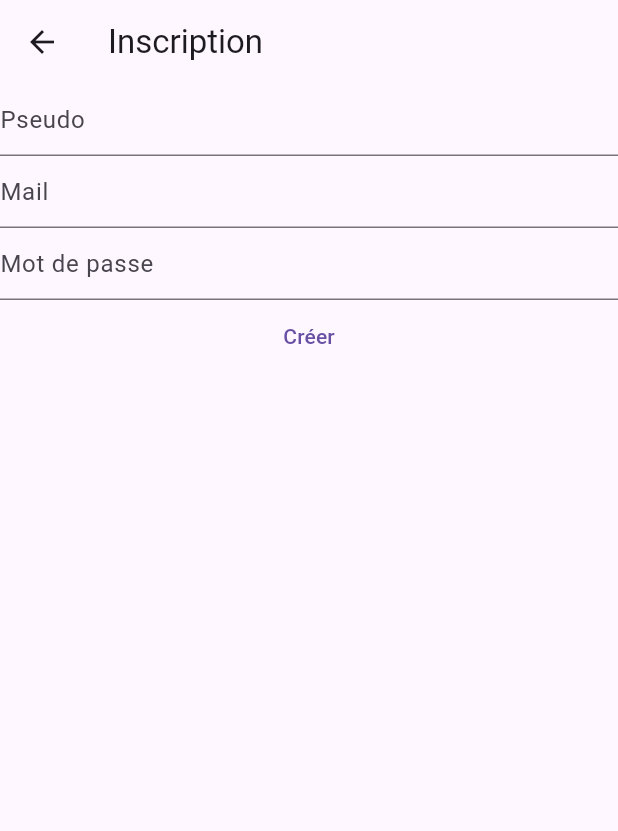
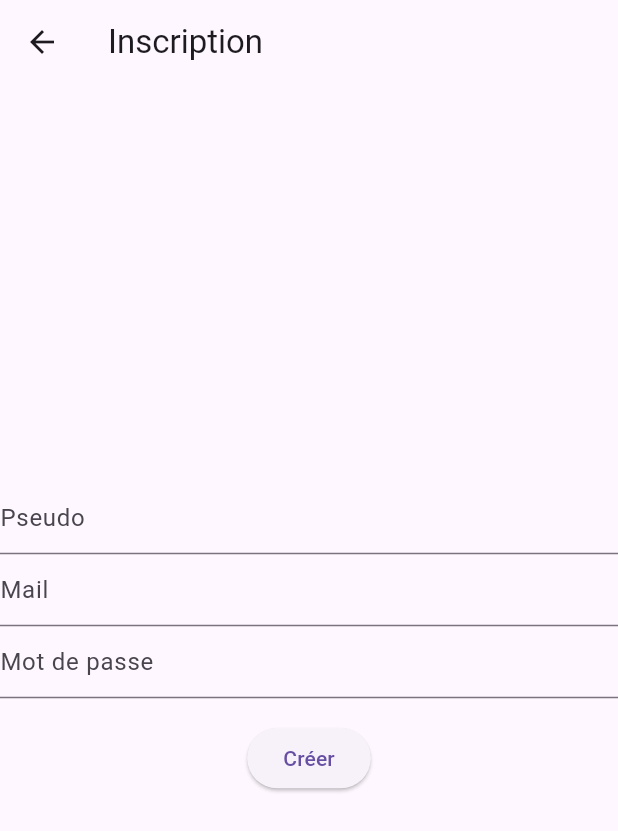
Before and after one commit to Theo22100/Lemon_Maze, a Flutter app: the RegisterPage screen opened directly, after a tap on "Créer", on a phone screen of 412 x 824 dp. Shown: the top 831 px of the screen. Run offline on Flutter 3.47's test engine with Material 3 defaults, Android fonts, the phone set to English and light mode, and no system bars; our stand-ins replace convert, email_validator, logger.

Commit message:
Ajout de sécurité pour Mail + Pseudo + Mdp

```diff
--- a/lib/pages/register-login/register_page.dart
+++ b/lib/pages/register-login/register_page.dart
@@ -1,6 +1,6 @@
 import 'dart:convert';
-
 import 'package:crypto/crypto.dart';
+import 'package:email_validator/email_validator.dart';
 import 'package:flutter/material.dart';
 import 'package:logger/logger.dart';
 import 'package:my_app/modules/http.dart';
@@ -8,7 +8,7 @@ import 'package:my_app/modules/http.dart';
 var logger = Logger();
 
 class RegisterPage extends StatefulWidget {
-  const RegisterPage({super.key});
+  const RegisterPage({Key? key}) : super(key: key);
 
   @override
   State<StatefulWidget> createState() {
@@ -23,13 +23,51 @@ class RegisterPageState extends State<RegisterPage> {
 
   String response = "";
 
+  // Fonction pour valider le mot de passe
+  bool isPasswordValid(String password) {
+    // mdp 8 carac 1 chiffre 1 carac spe
+    final passwordRegex = RegExp(r'^(?=.*[0-9])(?=.*[!@#$%^&*])(.{8,})$');
+    return passwordRegex.hasMatch(password);
+  }
+
   Future<void> createUser() async {
     try {
       // Validation des champs
       if (pseudoController.text.isEmpty ||
           mailController.text.isEmpty ||
           passwordController.text.isEmpty) {
-        // Afficher un message d'erreur ou effectuer une action appropriée
+        logger.e("Pseudo/Mail/Password vide");
+        return;
+      }
+
+      // Validation du mot de passe
+      if (!isPasswordValid(passwordController.text)) {
+        setState(() {
+          response =
+              "Le mot de passe doit contenir au moins 8 caractères avec un chiffre et un caractère spécial.";
+        });
+        return;
+      }
+
+      // Validation de la longueur du pseudo
+      if (!(pseudoController.text.length <= 30)) {
+        setState(() {
+          response = "Le pseudo ne doit pas dépasser 30 caractères.";
+        });
+        return;
+      }
+      if (!(mailController.text.length <= 60)) {
+        setState(() {
+          response = "Le mail ne doit pas dépasser 60 caractères.";
+        });
+        return;
+      }
+      //Valide mail
+      // Fonction pour valider le format de l'e-mail
+      if (!EmailValidator.validate(mailController.text)) {
+        setState(() {
+          response = "Le mail n'est pas valide.";
+        });
         return;
       }
 
@@ -41,7 +79,7 @@ class RegisterPageState extends State<RegisterPage> {
       var result = await http_post("create-user", {
         "pseudo": pseudoController.text,
         "mail": mailController.text,
-        "password": hashedPassword, // Utilisez le mot de passe hashé
+        "password": hashedPassword,
       });
 
       // Si la requête est réussie, mettre à jour l'interface utilisateur de manière asynchrone
@@ -49,12 +87,10 @@ class RegisterPageState extends State<RegisterPage> {
         setState(() {
           response = result.data['status'];
         });
-      } else {
-        // Gérer les erreurs
       }
     } catch (error) {
       // Gérer les erreurs inattendues
-      logger.e("Error: $error");
+      logger.e("Erreur inattendue : $error");
     }
   }
 
@@ -64,7 +100,10 @@ class RegisterPageState extends State<RegisterPage> {
       appBar: AppBar(
         title: const Text("Inscription"),
       ),
-      body: Column(
+      body: Center(
+        child: SingleChildScrollView(
+          child: Column(
+            mainAxisAlignment: MainAxisAlignment.center,
             children: <Widget>[
               TextField(
                 controller: pseudoController,
@@ -78,12 +117,16 @@ class RegisterPageState extends State<RegisterPage> {
                 controller: passwordController,
                 decoration: const InputDecoration(hintText: "Mot de passe"),
               ),
-          TextButton(
+              const SizedBox(height: 16), // Ajoute un espacement
+              ElevatedButton(
                 onPressed: createUser,
                 child: const Text("Créer"),
               ),
+              const SizedBox(height: 8), // Ajoute un espacement
               Text(response),
             ],
+          ),
+        ),
       ),
     );
   }
--- a/pubspec.yaml
+++ b/pubspec.yaml
@@ -40,6 +40,7 @@ dependencies:
   crypto: ^3.0.3
   convert: ^3.1.1
   logger: 2.0.2+1
+  email_validator: ^2.0.1
 
 dev_dependencies:
   flutter_test:
```
Also changed, not shown: lib/pages/register-login/login_page.dart (+5 -3 lines), pubspec.lock, 1 other file. Lines whose indentation alone changed are shown as unchanged.
